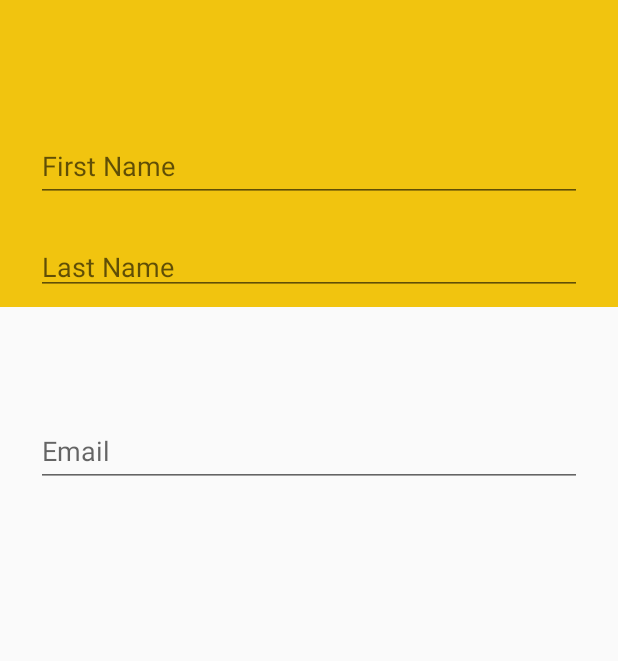
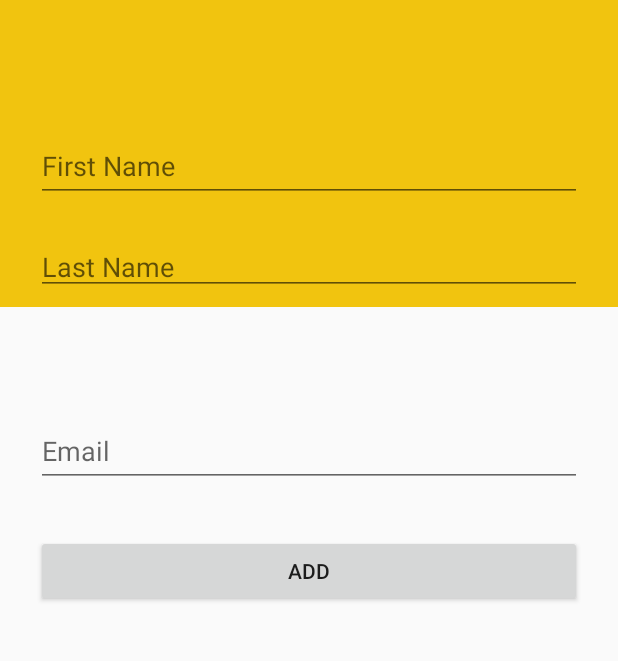
Before and after one commit to owenwalsh/CapabilityConnect, an Android app: the fragment AddStudentFragment placed in its activity, on a phone screen of 412 x 824 dp, the part 62-723 px from its top. Run offline under Robolectric (Android 15) with nearby library versions, the phone set to English and light mode, and no system bars.

```diff
--- a/CapabilityConnect/app/src/main/java/au/com/owenwalsh/capabilityconnect/View/MainActivity.java
+++ b/CapabilityConnect/app/src/main/java/au/com/owenwalsh/capabilityconnect/View/MainActivity.java
@@ -106,4 +106,5 @@ public class MainActivity extends AppCompatActivity {
 
 
     }
+
 }
--- a/CapabilityConnect/app/src/main/res/layout/fragment_add_student.xml
+++ b/CapabilityConnect/app/src/main/res/layout/fragment_add_student.xml
@@ -49,6 +49,7 @@
             </android.support.design.widget.TextInputLayout>
 
 
+
         </LinearLayout>
 
         </RelativeLayout>
@@ -78,6 +79,15 @@
                     android:inputType="textEmailAddress"
                     android:hint="Email" />
             </android.support.design.widget.TextInputLayout>
+
+            <android.support.v7.widget.AppCompatButton
+                android:id="@+id/btn_add_student"
+                android:layout_width="fill_parent"
+                android:layout_height="wrap_content"
+                android:layout_marginTop="24dp"
+                android:layout_marginBottom="24dp"
+                android:padding="12dp"
+                android:text="Add"/>
             </LinearLayout>
         </ScrollView>
 
```
Also changed, not shown: CapabilityConnect/app/src/main/java/au/com/owenwalsh/capabilityconnect/View/AddStudentFragment.java (+62 -1 lines), CapabilityConnect/app/src/main/java/au/com/owenwalsh/capabilityconnect/View/StudentListFragment.java (+7 -2 lines), CapabilityConnect/app/src/main/res/layout/fragment_student_list.xml (+17 -14 lines).
